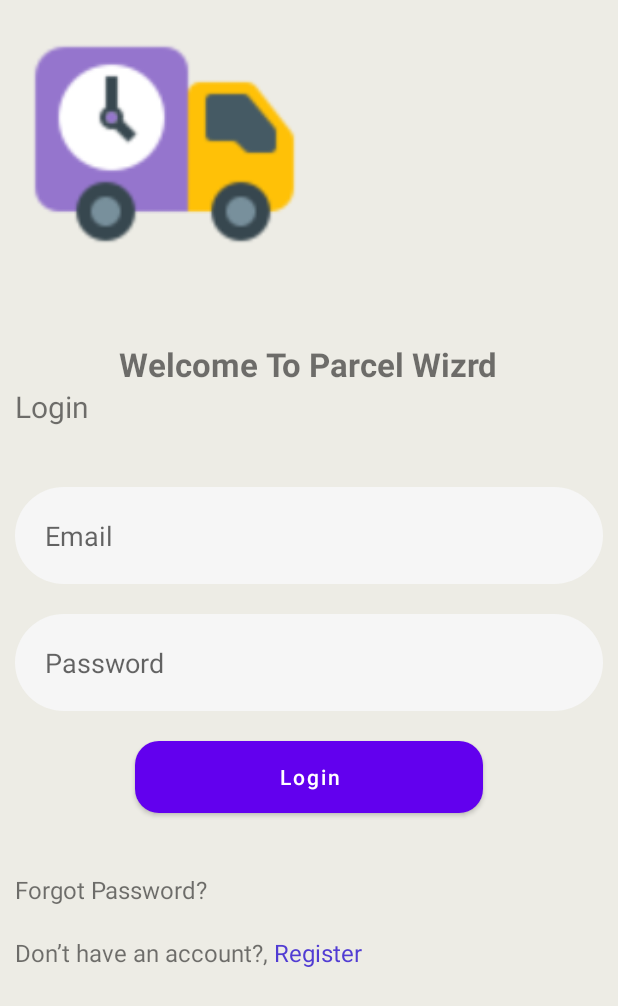
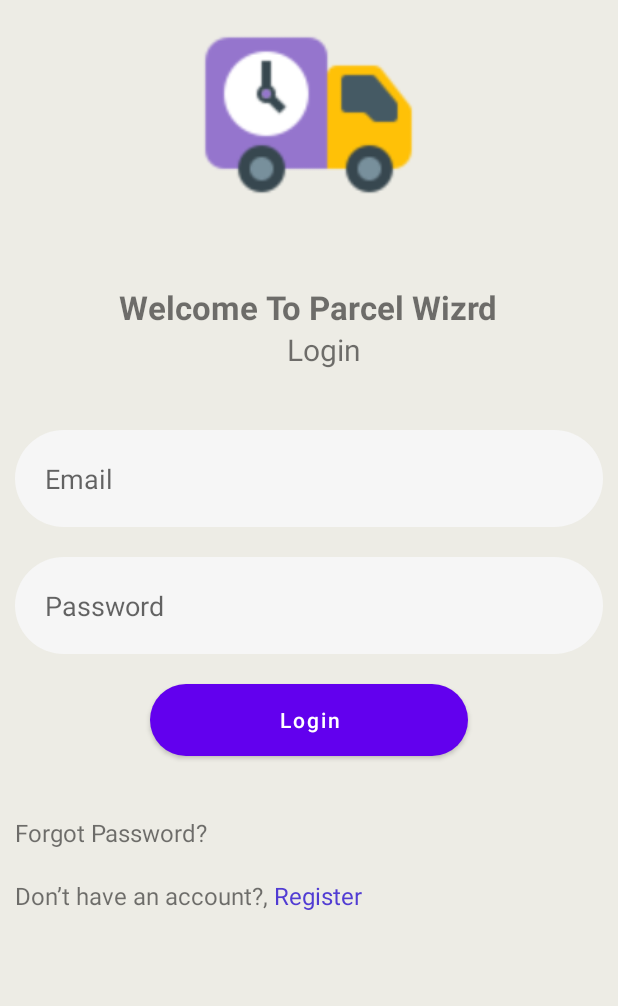
Before and after one commit to Philip991/ParcelWizrd, an Android app: the screen it shows after launch (LoginUser), on a phone screen of 412 x 824 dp. Shown: the top 1006 px of the screen. Run offline under Robolectric (Android 15) with nearby library versions, the phone set to English and light mode, and no system bars; our stand-ins replace Firebase (no records; nobody signed in at launch, a user with empty details on screens opened directly).

Commit message:
Bugs Fixed

```diff
--- a/app/build.gradle
+++ b/app/build.gradle
@@ -44,6 +44,7 @@ dependencies {
     implementation 'com.google.firebase:firebase-analytics'
     implementation 'com.google.firebase:firebase-auth'
     implementation 'com.google.firebase:firebase-database'
+    implementation 'com.google.android.material:material:1.5.0'
     androidTestImplementation 'androidx.test.ext:junit:1.1.3'
     androidTestImplementation 'androidx.test.espresso:espresso-core:3.4.0'
 }
--- a/app/src/main/res/layout/activity_login_user.xml
+++ b/app/src/main/res/layout/activity_login_user.xml
@@ -14,9 +14,9 @@
         android:orientation="vertical">
 
         <ImageView
-            android:layout_width="199dp"
-            android:layout_height="188dp"
-            android:layout_marginLeft="10dp"
+            android:layout_width="150dp"
+            android:layout_height="150dp"
+            android:layout_gravity="center"
             android:src="@drawable/delivery_logo96" />
 
         <TextView
@@ -27,12 +27,14 @@
             android:text="Welcome To Parcel Wizrd"
             android:textSize="22dp"
             android:textStyle="bold" />
+
         <TextView
             android:layout_width="wrap_content"
             android:layout_height="wrap_content"
+            android:layout_gravity="center"
+            android:layout_marginLeft="10dp"
             android:text="Login"
-            android:textSize="20dp"
-            android:layout_marginLeft="10dp"/>
+            android:textSize="20dp" />
 
         <EditText
             android:id="@+id/et_email"
@@ -65,10 +67,10 @@
             android:layout_height="wrap_content"
             android:layout_gravity="center"
             android:layout_marginTop="20dp"
-            android:layout_marginLeft="90dp"
-            android:layout_marginRight="90dp"
-            android:background="@drawable/round_input_field"
-            android:backgroundTint="@color/bg_tint"
+            android:layout_marginLeft="100dp"
+            android:layout_marginRight="100dp"
+            android:background="@drawable/rounded_corner"
+            android:backgroundTint="@color/blue"
             android:textAllCaps="false"
             android:text="Login"/>
 
--- a/app/src/main/res/layout/activity_main.xml
+++ b/app/src/main/res/layout/activity_main.xml
@@ -7,9 +7,8 @@
     android:orientation="horizontal"
     tools:context=".MainActivity">
 
-    <fragment
+    <FrameLayout
         android:id="@+id/nav_fragment"
-        android:name="androidx.navigation.fragment.NavHostFragment"
         android:layout_width="match_parent"
         android:layout_height="match_parent"
         app:defaultNavHost="true"
@@ -26,6 +25,7 @@
         android:layout_height="match_parent"
         android:layout_marginStart="0dp"
         android:layout_marginEnd="0dp"
+        android:backgroundTint="@color/blue"
         android:background="?android:attr/windowBackground"
         app:layout_constraintBottom_toBottomOf="parent"
         app:layout_constraintLeft_toLeftOf="parent"
--- a/app/src/main/res/layout/fragment_home.xml
+++ b/app/src/main/res/layout/fragment_home.xml
@@ -1,5 +1,6 @@
 <?xml version="1.0" encoding="utf-8"?>
-<FrameLayout xmlns:android="http://schemas.android.com/apk/res/android"
+<RelativeLayout
+    xmlns:android="http://schemas.android.com/apk/res/android"
     xmlns:tools="http://schemas.android.com/tools"
     android:layout_width="match_parent"
     android:layout_height="match_parent"
@@ -12,4 +13,4 @@
         android:text="Home Fragment"
         android:textSize="40dp"/>
 
-</FrameLayout>
+</RelativeLayout>
```
Also changed, not shown: app/src/main/java/com/example/parcelwizrd/HomeFragment.java (+4 -44 lines), app/src/main/java/com/example/parcelwizrd/MainActivity.java (+42 -2 lines), app/src/main/java/com/example/parcelwizrd/OrdersFragment.java (+5 -44 lines), app/src/main/java/com/example/parcelwizrd/ProfileFragment.java (+4 -44 lines), app/src/main/java/com/example/parcelwizrd/RegisterUser.java (+4 -3 lines).
